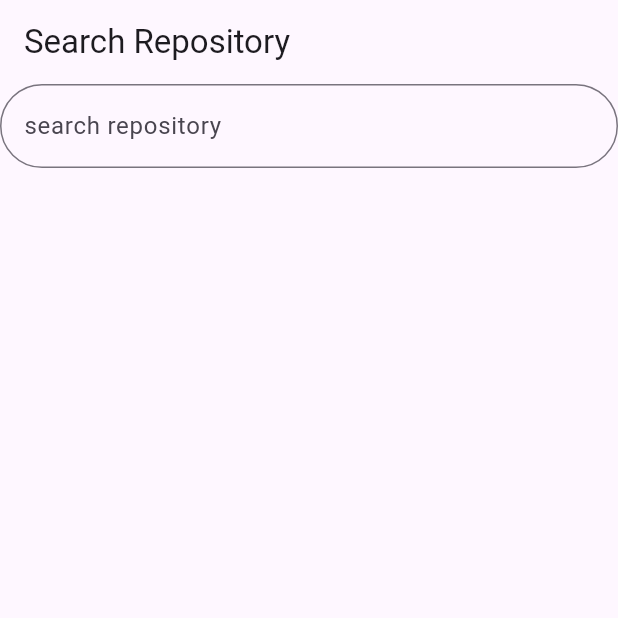
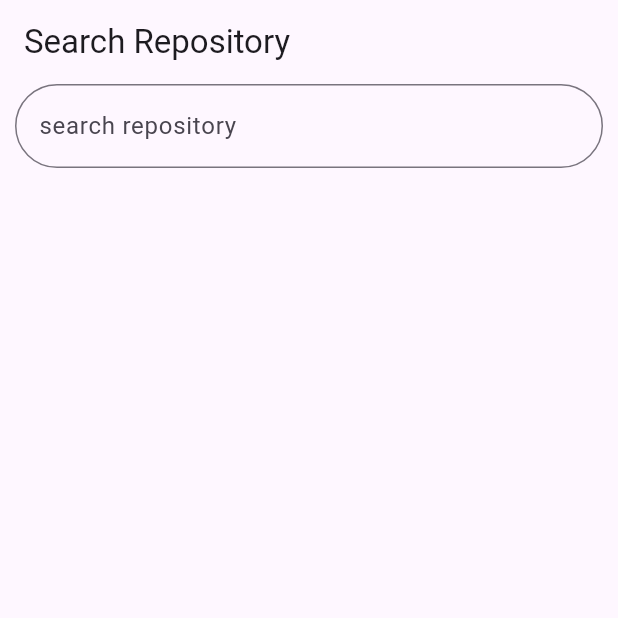
Before and after one commit to Harapanee/flutter_engineer_codecheck, a Flutter app: the screen it shows after launch, on a phone screen of 412 x 824 dp, the top half of it. Run offline on Flutter 3.47's test engine with Material 3 defaults, Android fonts, the phone set to English and light mode, and no system bars; our stand-ins replace flutter_riverpod, go_router.

Commit message:
#9 themeフォルダを充実させる
themesにcolors, fonts, sizes, textsを追加した

```diff
--- a/lib/domain/repo_data_model.dart
+++ b/lib/domain/repo_data_model.dart
@@ -1,3 +1,4 @@
+
 class Repository {
   final String fullName;
   final int stargazersCount;
--- a/lib/presentation/pages/detail_view_page.dart
+++ b/lib/presentation/pages/detail_view_page.dart
@@ -13,7 +13,6 @@ class DetailViewPage extends ConsumerWidget {
   Widget build(BuildContext context, WidgetRef ref) {
     final repo = ref.watch(selectedRepoProvider) as Repository;
     final appBar = AppBar(
-      backgroundColor: Colors.blue,
       title: Text(repo.fullName),
     );
     return Scaffold(
--- a/lib/presentation/pages/repo_search_page.dart
+++ b/lib/presentation/pages/repo_search_page.dart
@@ -1,4 +1,5 @@
 import 'package:flutter/material.dart';
+import 'package:flutter_engineer_codecheck/presentation/themes/texts.dart';
 import 'package:flutter_engineer_codecheck/presentation/widgets/search_field.dart';
 import 'package:flutter_engineer_codecheck/presentation/widgets/search_result_list.dart';
 
@@ -9,13 +10,18 @@ class RepositorySearchPage extends StatelessWidget {
   Widget build(BuildContext context) {
     return Scaffold(
       appBar: AppBar(
-        title: const Text('Search Repository'),
+        title: const Text(Texts.searchPageTitle),
       ),
-      body: const Column(
-        children: [
-          SearchField(), //入力フィールド
-          SearchResultList(), //検索結果を表示するlistView
-        ]
+      body: const SafeArea(
+        child: Padding(
+          padding: EdgeInsets.only(right: 10, bottom: 10, left: 10),
+          child: Column(
+          children: [
+            SearchField(), //入力フィールド
+            SearchResultList(), //検索結果を表示するlistView
+            ]
+          ),
+        )
       )
     );
   }
--- /dev/null
+++ b/lib/presentation/themes/fonts.dart
@@ -0,0 +1,10 @@
+import 'package:flutter/material.dart';
+
+class BrandText {
+  static const sizeM = TextStyle(
+    fontSize: 24.0
+  );
+  static const sizeS = TextStyle(
+    fontSize: 16.0
+  );
+}
--- a/lib/presentation/themes/sizes.dart
+++ b/lib/presentation/themes/sizes.dart
@@ -5,4 +5,5 @@ class Sizes{
   static Size deviceSize = const Size(0,0);
 
 
+  static Size avatarImgeView = Size(deviceSize.width/2, deviceSize.width/2);
 }
--- /dev/null
+++ b/lib/presentation/themes/texts.dart
@@ -0,0 +1,5 @@
+
+class Texts {
+  static const searchPageTitle = 'Search Repository';
+  static const searchPlaceHolder = 'search repository';
+}
--- a/lib/presentation/widgets/big_avatar_image.dart
+++ b/lib/presentation/widgets/big_avatar_image.dart
@@ -1,6 +1,7 @@
 import 'package:flutter/material.dart';
 import 'package:flutter_engineer_codecheck/aplication/selected_repo_provider.dart';
 import 'package:flutter_engineer_codecheck/domain/repo_data_model.dart';
+import 'package:flutter_engineer_codecheck/presentation/themes/sizes.dart';
 import 'package:flutter_riverpod/flutter_riverpod.dart';
 
 class BigAvatarImage extends ConsumerWidget {
@@ -11,8 +12,8 @@ class BigAvatarImage extends ConsumerWidget {
     final repo = ref.watch(selectedRepoProvider) as Repository;
 
     return Container(
-      width: 200.0,
-      height: 200.0,
+      width: Sizes.avatarImgeView.width,
+      height: Sizes.avatarImgeView.height,
       decoration: BoxDecoration(
         shape: BoxShape.rectangle,
         image: DecorationImage(
--- a/lib/presentation/widgets/big_fullname.dart
+++ b/lib/presentation/widgets/big_fullname.dart
@@ -1,6 +1,7 @@
 import 'package:flutter/material.dart';
 import 'package:flutter_engineer_codecheck/aplication/selected_repo_provider.dart';
 import 'package:flutter_engineer_codecheck/domain/repo_data_model.dart';
+import 'package:flutter_engineer_codecheck/presentation/themes/fonts.dart';
 import 'package:flutter_riverpod/flutter_riverpod.dart';
 
 class BigFullName extends ConsumerWidget {
@@ -14,7 +15,7 @@ class BigFullName extends ConsumerWidget {
       padding: const EdgeInsets.only(top: 20.0),
       child: Text(
         repo.fullName,
-        style: const TextStyle(fontSize: 24.0),
+        style: BrandText.sizeM,
       ),
     );
   }
--- a/lib/presentation/widgets/search_field.dart
+++ b/lib/presentation/widgets/search_field.dart
@@ -1,7 +1,7 @@
 import 'package:flutter/material.dart';
 import 'package:flutter_engineer_codecheck/aplication/repo_list_provider.dart';
 import 'package:flutter_engineer_codecheck/infrastructure/api_client.dart';
-import 'package:flutter_engineer_codecheck/presentation/themes/sizes.dart';
+import 'package:flutter_engineer_codecheck/presentation/themes/texts.dart';
 import 'package:flutter_riverpod/flutter_riverpod.dart';
 
 class SearchField extends ConsumerWidget {
@@ -15,7 +15,7 @@ class SearchField extends ConsumerWidget {
         border: OutlineInputBorder(
           borderRadius: BorderRadius.circular(32),
         ),
-        hintText: "search repository",
+        hintText: Texts.searchPlaceHolder,
       ),
       keyboardType: TextInputType.text,
       textInputAction: TextInputAction.search,
@@ -23,8 +23,6 @@ class SearchField extends ConsumerWidget {
       onSubmitted: (value) async {
         final results = await searchRepos(value);
         notifier.state = results;
-        debugPrint('hight = ${Sizes.deviceSize.height}');
-        debugPrint('width = ${Sizes.deviceSize.width}');
       },
     );
   }
```
Also changed, not shown: lib/presentation/themes/colors.dart (added, +8 -0 lines), lib/presentation/widgets/repo_detail_elements.dart (+8 -6 lines), lib/presentation/widgets/search_result_list.dart (+5 -3 lines).
